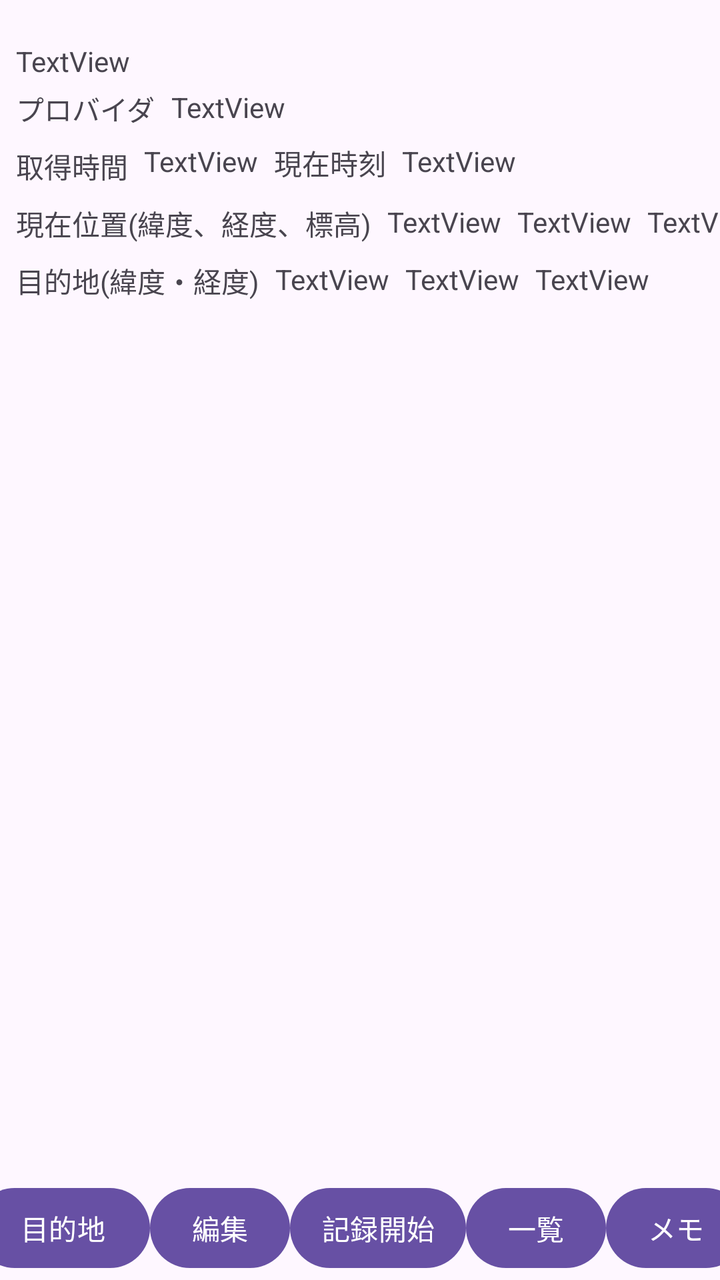
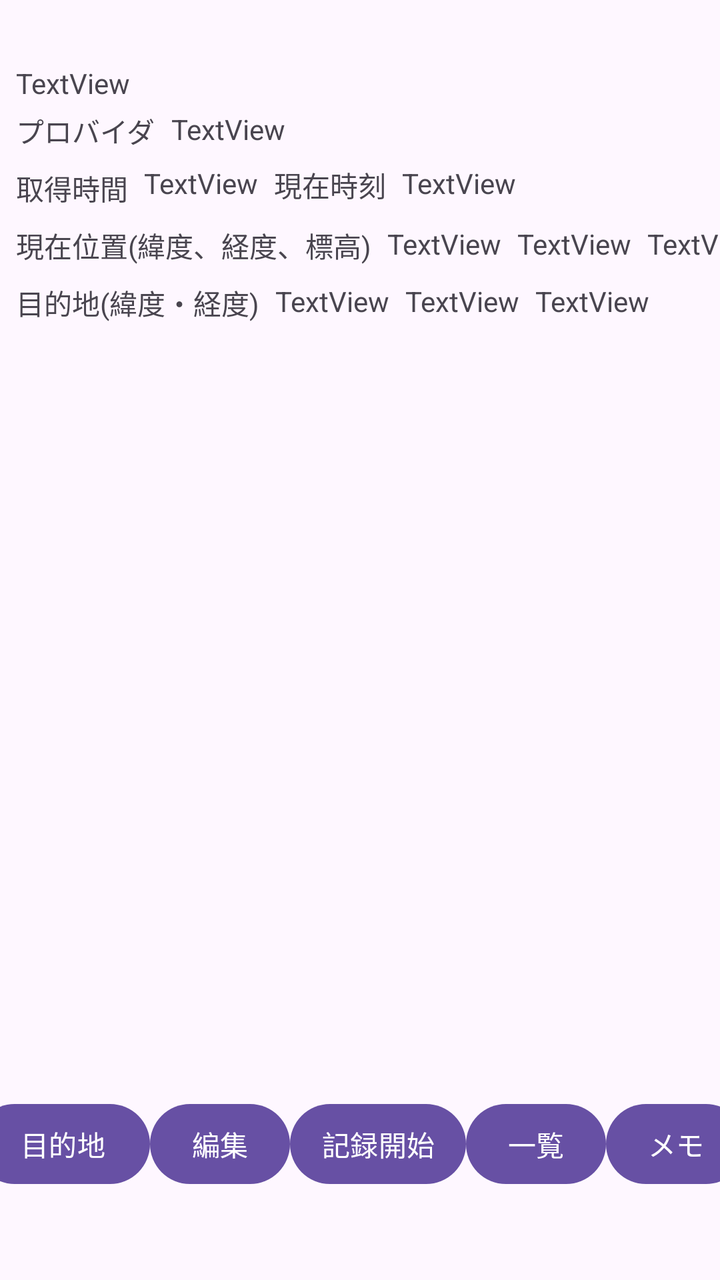

Compare the two renders of this Android layout. The source of the first and the diff that turns it into the second are given below.
<!-- AndroidManifest.xml: application theme Theme.MyApplication4 -->
<!-- res/layout/activity_gps_info.xml -->
<?xml version="1.0" encoding="utf-8"?>
<androidx.constraintlayout.widget.ConstraintLayout xmlns:android="http://schemas.android.com/apk/res/android"
    xmlns:app="http://schemas.android.com/apk/res-auto"
    xmlns:tools="http://schemas.android.com/tools"
    android:id="@+id/main"
    android:layout_width="match_parent"
    android:layout_height="match_parent"
    tools:context=".GpsInfoActivity">

    <TextView
        android:id="@+id/textView"
        android:layout_width="wrap_content"
        android:layout_height="wrap_content"
        android:layout_marginStart="8dp"
        android:layout_marginTop="44dp"
        android:text="プロバイダ"
        app:layout_constraintStart_toStartOf="parent"
        app:layout_constraintTop_toTopOf="parent" />

    <TextView
        android:id="@+id/textView2"
        android:layout_width="wrap_content"
        android:layout_height="wrap_content"
        android:layout_marginStart="8dp"
        android:layout_marginTop="44dp"
        android:text="TextView"
        app:layout_constraintStart_toEndOf="@+id/textView"
        app:layout_constraintTop_toTopOf="parent" />

    <TextView
        android:id="@+id/textView3"
        android:layout_width="wrap_content"
        android:layout_height="wrap_content"
        android:layout_marginStart="8dp"
        android:layout_marginTop="8dp"
        android:text="取得時間"
        app:layout_constraintStart_toStartOf="parent"
        app:layout_constraintTop_toBottomOf="@+id/textView" />

    <TextView
        android:id="@+id/textView4"
        android:layout_width="wrap_content"
        android:layout_height="wrap_content"
        android:layout_marginStart="8dp"
        android:layout_marginTop="8dp"
        android:text="TextView"
        app:layout_constraintStart_toEndOf="@+id/textView3"
        app:layout_constraintTop_toBottomOf="@+id/textView2" />

    <TextView
        android:id="@+id/textView5"
        android:layout_width="wrap_content"
        android:layout_height="wrap_content"
        android:layout_marginStart="8dp"
        android:layout_marginTop="8dp"
        android:text="現在時刻"
        app:layout_constraintStart_toEndOf="@+id/textView4"
        app:layout_constraintTop_toBottomOf="@+id/textView2" />

    <TextView
        android:id="@+id/textView6"
        android:layout_width="wrap_content"
        android:layout_height="wrap_content"
        android:layout_marginStart="8dp"
        android:layout_marginTop="8dp"
        android:text="TextView"
        app:layout_constraintStart_toEndOf="@+id/textView5"
        app:layout_constraintTop_toBottomOf="@+id/textView2" />

    <TextView
        android:id="@+id/textView7"
        android:layout_width="wrap_content"
        android:layout_height="wrap_content"
        android:layout_marginStart="8dp"
        android:layout_marginTop="8dp"
        android:text="現在位置(緯度、経度、標高)"
        app:layout_constraintStart_toStartOf="parent"
        app:layout_constraintTop_toBottomOf="@+id/textView3" />

    <TextView
        android:id="@+id/textView8"
        android:layout_width="wrap_content"
        android:layout_height="wrap_content"
        android:layout_marginStart="8dp"
        android:layout_marginTop="8dp"
        android:text="TextView"
        app:layout_constraintStart_toEndOf="@+id/textView7"
        app:layout_constraintTop_toBottomOf="@+id/textView3" />

    <TextView
        android:id="@+id/textView9"
        android:layout_width="wrap_content"
        android:layout_height="wrap_content"
        android:layout_marginStart="8dp"
        android:layout_marginTop="8dp"
        android:text="TextView"
        app:layout_constraintStart_toEndOf="@+id/textView8"
        app:layout_constraintTop_toBottomOf="@+id/textView3" />

    <TextView
        android:id="@+id/textView10"
        android:layout_width="wrap_content"
        android:layout_height="wrap_content"
        android:layout_marginStart="8dp"
        android:layout_marginTop="8dp"
        android:text="TextView"
        app:layout_constraintStart_toEndOf="@+id/textView9"
        app:layout_constraintTop_toBottomOf="@+id/textView3" />

    <Button
        android:id="@+id/button"
        android:layout_width="wrap_content"
        android:layout_height="wrap_content"
        android:layout_marginStart="1dp"
        android:layout_marginBottom="2dp"
        android:paddingLeft="1dp"
        android:paddingRight="1dp"
        android:text="目的地"
        app:layout_constraintBottom_toBottomOf="parent"
        app:layout_constraintEnd_toStartOf="@+id/button2"
        app:layout_constraintHorizontal_bias="0.5"
        app:layout_constraintStart_toStartOf="parent" />

    <Button
        android:id="@+id/button2"
        android:layout_width="70dp"
        android:layout_height="wrap_content"
        android:layout_marginBottom="2dp"
        android:paddingLeft="1dp"
        android:paddingRight="1dp"
        android:text="編集"
        app:layout_constraintBottom_toBottomOf="parent"
        app:layout_constraintEnd_toStartOf="@+id/button3"
        app:layout_constraintHorizontal_bias="0.5"
        app:layout_constraintStart_toEndOf="@+id/button" />

    <Button
        android:id="@+id/button3"
        android:layout_width="wrap_content"
        android:layout_height="wrap_content"
        android:layout_marginBottom="2dp"
        android:paddingLeft="1dp"
        android:paddingRight="1dp"
        android:text="記録開始"
        app:layout_constraintBottom_toBottomOf="parent"
        app:layout_constraintEnd_toStartOf="@+id/button4"
        app:layout_constraintHorizontal_bias="0.5"
        app:layout_constraintStart_toEndOf="@+id/button2" />

    <Button
        android:id="@+id/button4"
        android:layout_width="70dp"
        android:layout_height="wrap_content"
        android:layout_marginBottom="2dp"
        android:paddingLeft="1dp"
        android:paddingRight="1dp"
        android:text="一覧"
        app:layout_constraintBottom_toBottomOf="parent"
        app:layout_constraintEnd_toStartOf="@+id/button5"
        app:layout_constraintHorizontal_bias="0.5"
        app:layout_constraintStart_toEndOf="@+id/button3" />

    <Button
        android:id="@+id/button5"
        android:layout_width="70dp"
        android:layout_height="wrap_content"
        android:layout_marginEnd="1dp"
        android:layout_marginBottom="2dp"
        android:paddingLeft="1dp"
        android:paddingRight="1dp"
        android:text="メモ"
        app:layout_constraintBottom_toBottomOf="parent"
        app:layout_constraintEnd_toEndOf="parent"
        app:layout_constraintHorizontal_bias="0.5"
        app:layout_constraintStart_toEndOf="@+id/button4" />

    <LinearLayout
        android:id="@+id/linearLayout"
        android:layout_width="0dp"
        android:layout_height="0dp"
        android:layout_marginStart="8dp"
        android:layout_marginTop="8dp"
        android:layout_marginEnd="8dp"
        android:layout_marginBottom="8dp"
        android:orientation="vertical"
        app:layout_constraintBottom_toTopOf="@+id/button3"
        app:layout_constraintEnd_toEndOf="parent"
        app:layout_constraintStart_toStartOf="parent"
        app:layout_constraintTop_toBottomOf="@+id/textView11"></LinearLayout>

    <TextView
        android:id="@+id/textView11"
        android:layout_width="wrap_content"
        android:layout_height="wrap_content"
        android:layout_marginStart="8dp"
        android:layout_marginTop="8dp"
        android:text="目的地(緯度・経度)"
        app:layout_constraintStart_toStartOf="parent"
        app:layout_constraintTop_toBottomOf="@+id/textView7" />

    <TextView
        android:id="@+id/textView12"
        android:layout_width="wrap_content"
        android:layout_height="wrap_content"
        android:layout_marginStart="8dp"
        android:layout_marginTop="8dp"
        android:text="TextView"
        app:layout_constraintStart_toEndOf="@+id/textView11"
        app:layout_constraintTop_toBottomOf="@+id/textView7" />

    <TextView
        android:id="@+id/textView13"
        android:layout_width="wrap_content"
        android:layout_height="wrap_content"
        android:layout_marginStart="8dp"
        android:layout_marginTop="8dp"
        android:text="TextView"
        app:layout_constraintStart_toEndOf="@+id/textView12"
        app:layout_constraintTop_toBottomOf="@+id/textView7" />

    <TextView
        android:id="@+id/textView14"
        android:layout_width="wrap_content"
        android:layout_height="wrap_content"
        android:layout_marginStart="8dp"
        android:layout_marginTop="8dp"
        android:text="TextView"
        app:layout_constraintStart_toEndOf="@+id/textView13"
        app:layout_constraintTop_toBottomOf="@+id/textView7" />

    <TextView
        android:id="@+id/textView32"
        android:layout_width="wrap_content"
        android:layout_height="wrap_content"
        android:layout_marginStart="8dp"
        android:layout_marginBottom="4dp"
        android:text="TextView"
        app:layout_constraintBottom_toTopOf="@+id/textView"
        app:layout_constraintStart_toStartOf="parent" />

    








</androidx.constraintlayout.widget.ConstraintLayout>
<!-- resources referenced by this layout -->
<resources>
  <style name="Theme.MyApplication4" parent="Base.Theme.MyApplication4" />
  <style name="Base.Theme.MyApplication4" parent="Theme.Material3.DayNight">
          
          
      </style>
</resources>

<!-- the commit's change to res/layout/activity_gps_info.xml (unified diff, before → after) -->
@@ -12,20 +12,20 @@
         android:layout_width="wrap_content"
         android:layout_height="wrap_content"
         android:layout_marginStart="8dp"
-        android:layout_marginTop="44dp"
+        android:layout_marginTop="4dp"
         android:text="プロバイダ"
         app:layout_constraintStart_toStartOf="parent"
-        app:layout_constraintTop_toTopOf="parent" />
+        app:layout_constraintTop_toBottomOf="@+id/textView32" />
 
     <TextView
         android:id="@+id/textView2"
         android:layout_width="wrap_content"
         android:layout_height="wrap_content"
         android:layout_marginStart="8dp"
-        android:layout_marginTop="44dp"
+        android:layout_marginTop="4dp"
         android:text="TextView"
         app:layout_constraintStart_toEndOf="@+id/textView"
-        app:layout_constraintTop_toTopOf="parent" />
+        app:layout_constraintTop_toBottomOf="@+id/textView32" />
 
     <TextView
         android:id="@+id/textView3"
@@ -112,11 +112,10 @@
         android:layout_width="wrap_content"
         android:layout_height="wrap_content"
         android:layout_marginStart="1dp"
-        android:layout_marginBottom="2dp"
         android:paddingLeft="1dp"
         android:paddingRight="1dp"
         android:text="目的地"
-        app:layout_constraintBottom_toBottomOf="parent"
+        app:layout_constraintBottom_toBottomOf="@+id/button2"
         app:layout_constraintEnd_toStartOf="@+id/button2"
         app:layout_constraintHorizontal_bias="0.5"
         app:layout_constraintStart_toStartOf="parent" />
@@ -125,11 +124,10 @@
         android:id="@+id/button2"
         android:layout_width="70dp"
         android:layout_height="wrap_content"
-        android:layout_marginBottom="2dp"
         android:paddingLeft="1dp"
         android:paddingRight="1dp"
         android:text="編集"
-        app:layout_constraintBottom_toBottomOf="parent"
+        app:layout_constraintBottom_toBottomOf="@+id/button3"
         app:layout_constraintEnd_toStartOf="@+id/button3"
         app:layout_constraintHorizontal_bias="0.5"
         app:layout_constraintStart_toEndOf="@+id/button" />
@@ -138,7 +136,7 @@
         android:id="@+id/button3"
         android:layout_width="wrap_content"
         android:layout_height="wrap_content"
-        android:layout_marginBottom="2dp"
+        android:layout_marginBottom="44dp"
         android:paddingLeft="1dp"
         android:paddingRight="1dp"
         android:text="記録開始"
@@ -151,11 +149,10 @@
         android:id="@+id/button4"
         android:layout_width="70dp"
         android:layout_height="wrap_content"
-        android:layout_marginBottom="2dp"
         android:paddingLeft="1dp"
         android:paddingRight="1dp"
         android:text="一覧"
-        app:layout_constraintBottom_toBottomOf="parent"
+        app:layout_constraintBottom_toBottomOf="@+id/button3"
         app:layout_constraintEnd_toStartOf="@+id/button5"
         app:layout_constraintHorizontal_bias="0.5"
         app:layout_constraintStart_toEndOf="@+id/button3" />
@@ -165,11 +162,10 @@
         android:layout_width="70dp"
         android:layout_height="wrap_content"
         android:layout_marginEnd="1dp"
-        android:layout_marginBottom="2dp"
         android:paddingLeft="1dp"
         android:paddingRight="1dp"
         android:text="メモ"
-        app:layout_constraintBottom_toBottomOf="parent"
+        app:layout_constraintBottom_toBottomOf="@+id/button4"
         app:layout_constraintEnd_toEndOf="parent"
         app:layout_constraintHorizontal_bias="0.5"
         app:layout_constraintStart_toEndOf="@+id/button4" />
@@ -233,10 +229,10 @@
         android:layout_width="wrap_content"
         android:layout_height="wrap_content"
         android:layout_marginStart="8dp"
-        android:layout_marginBottom="4dp"
-        android:text="TextView"
-        app:layout_constraintBottom_toTopOf="@+id/textView"
-        app:layout_constraintStart_toStartOf="parent" />
+        android:layout_marginTop="32dp"
+        android:text="TextView"
+        app:layout_constraintStart_toStartOf="parent"
+        app:layout_constraintTop_toTopOf="parent" />
 
     
 
